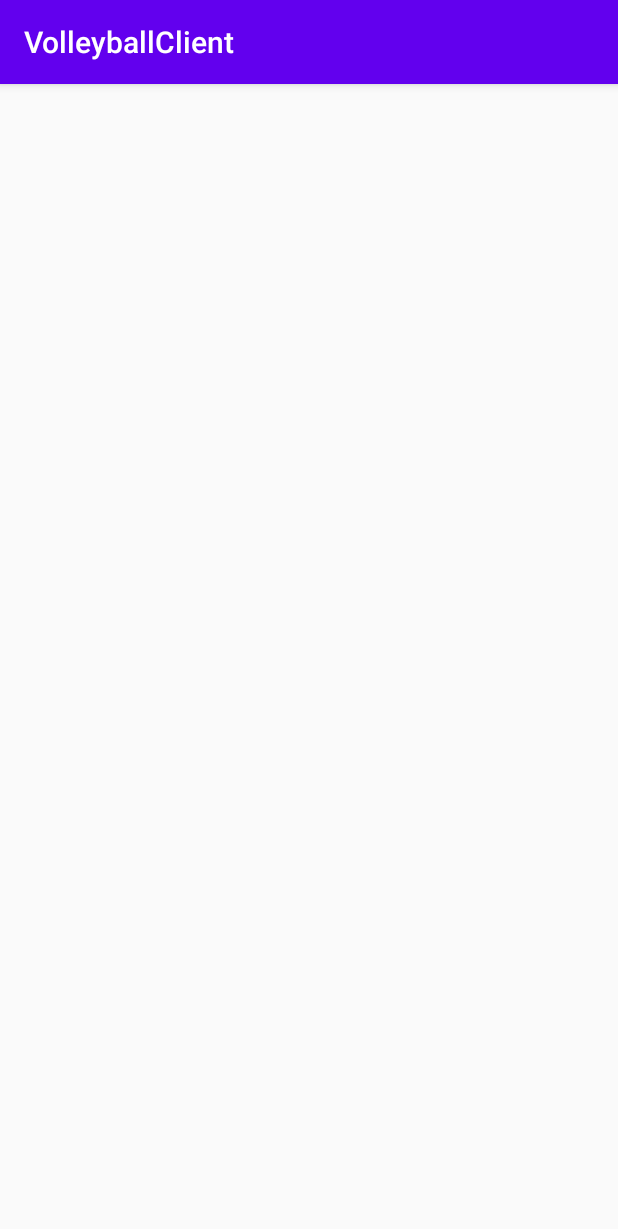
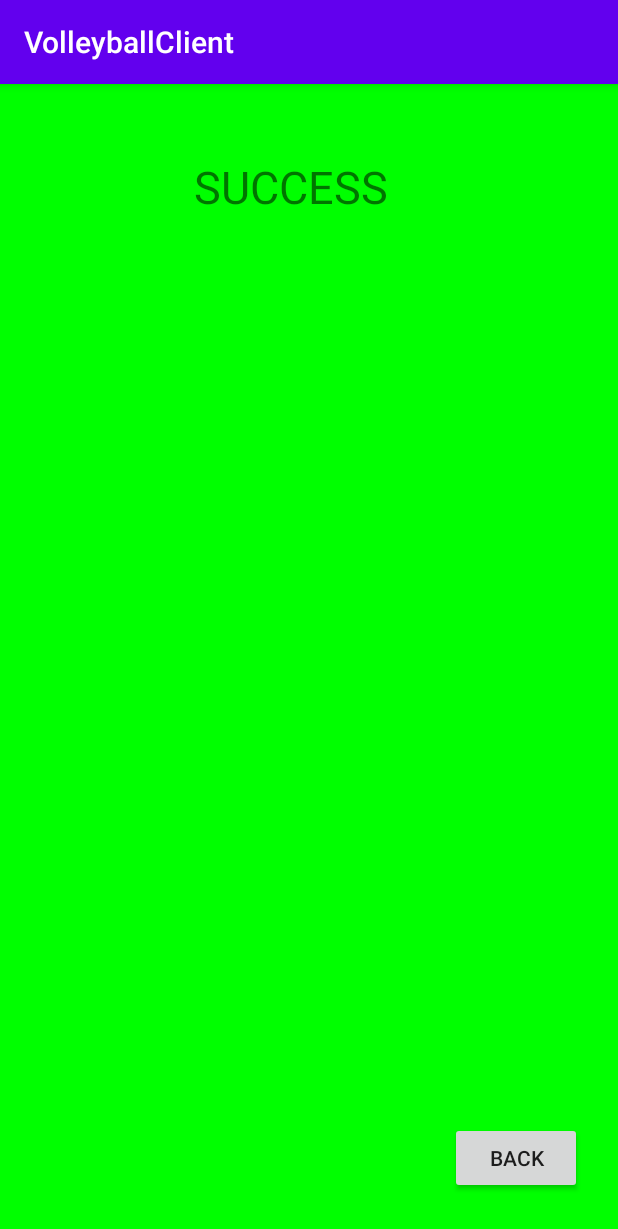
Before and after one commit to omri30000/Volleyball-App, an Android app: the screen it shows after launch (FourthActivity before the commit, FifthActivity after it), after a tap on "ENROLL MYSELF", on a phone screen of 412 x 824 dp. Shown: the top 1229 px of the screen. Run offline under Robolectric (Android 15) with nearby library versions, the phone set to English and light mode, and no system bars.

Commit message:
change key color to code and skip on fourth

```diff
--- a/VolleyBallClientAndroid/app/src/main/java/com/example/volleyballclient/FifthActivity.java
+++ b/VolleyBallClientAndroid/app/src/main/java/com/example/volleyballclient/FifthActivity.java
@@ -24,7 +24,7 @@ public class FifthActivity extends AppCompatActivity {
         Intent prev = this.getIntent();
         try
         {
-            code = Objects.requireNonNull(prev.getExtras()).getInt("color");
+            code = Objects.requireNonNull(prev.getExtras()).getInt("code");
         }
         catch (NullPointerException ex)
         {
@@ -36,7 +36,7 @@ public class FifthActivity extends AppCompatActivity {
             @Override
             public void onClick(View v)
             {
-                Intent BackIntent = new Intent(v.getContext(),ThirdActivity.class);
+                Intent BackIntent = new Intent(v.getContext(),SecondActivity.class);
                 startActivity(BackIntent);
             }
         });
--- a/VolleyBallClientAndroid/app/src/main/java/com/example/volleyballclient/FourthActivity.java
+++ b/VolleyBallClientAndroid/app/src/main/java/com/example/volleyballclient/FourthActivity.java
@@ -1,5 +1,6 @@
 package com.example.volleyballclient;
 
+import android.content.Intent;
 import android.os.Bundle;
 import android.view.View;
 import android.widget.Button;
@@ -12,6 +13,9 @@ public class FourthActivity extends AppCompatActivity{
     @Override
     protected void onCreate(Bundle savedInstanceState) {
         super.onCreate(savedInstanceState);
-
+        setContentView(R.layout.activity_fourth);
+        Intent next = new Intent(this,FifthActivity.class);
+        next.putExtra("code",100);
+        startActivity(next);
     }
 }
```
